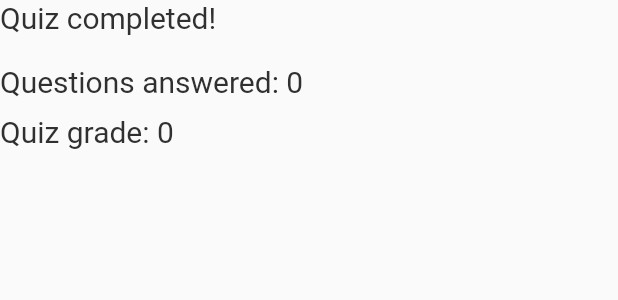
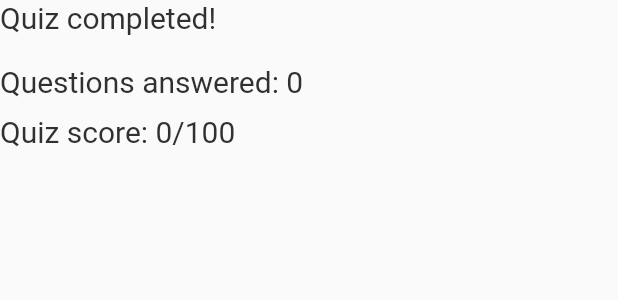
Before and after one commit to techyourchance/git-quiz, a Flutter app: the QuizResultsWidget widget shown alone on an empty page, opened directly with empty values, on a phone screen of 412 x 824 dp. Shown: the top 300 px of the screen. Run offline on Flutter 3.47's test engine with Material 2 defaults, Android fonts, the phone set to English and light mode, and no system bars.

Commit message:
Visual indication of quiz score scale

```diff
--- a/lib/quiz_results_widget.dart
+++ b/lib/quiz_results_widget.dart
@@ -36,7 +36,7 @@ class QuizResultsWidget extends StatelessWidget {
           ),
           SizedBox(height: 10),
           Text(
-            'Quiz grade: ${quizResults.totalPoints}',
+            'Quiz score: ${quizResults.totalPoints}/100',
             style: TextStyle(
               color: Colors.grey[850],
               fontSize: 20,
```
